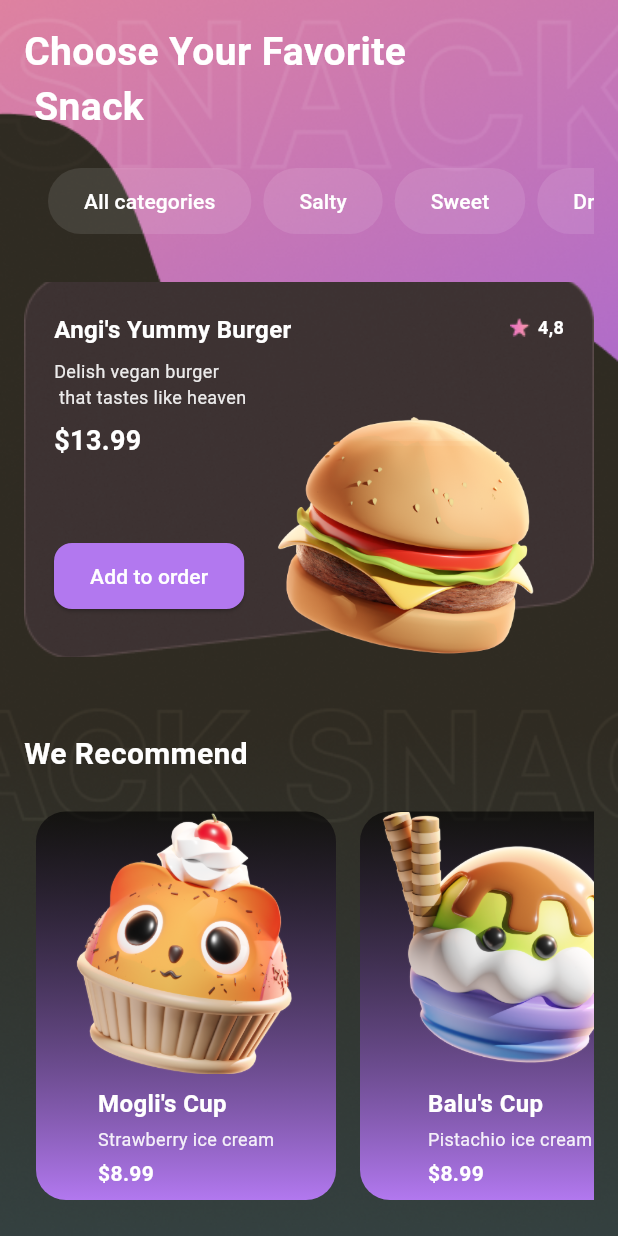
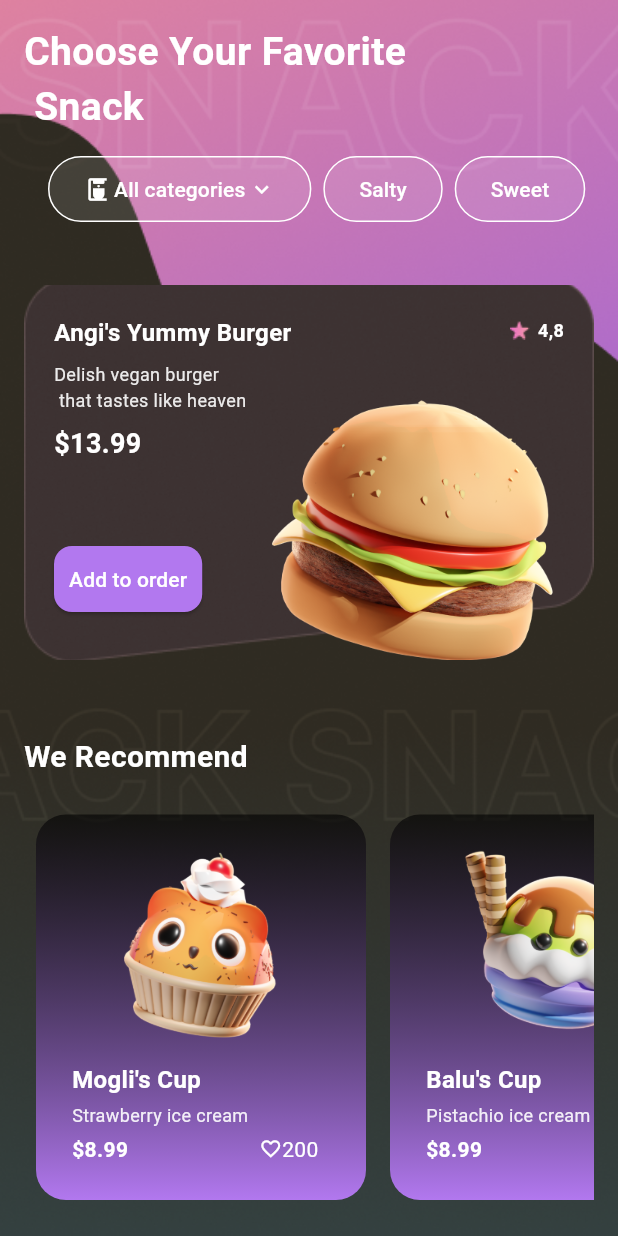
Before and after one commit to Muhannmmad/snack_app, a Flutter app: the HomeScreen screen opened directly, on a phone screen of 412 x 824 dp. Run offline on Flutter 3.47's test engine with Material 3 defaults, Android fonts, the phone set to English and light mode, and no system bars.

Commit message:
arrangements in card view

```diff
--- a/lib/Home_screen.dart
+++ b/lib/Home_screen.dart
@@ -19,7 +19,8 @@ class HomeScreen extends StatelessWidget {
               child: Column(
                 crossAxisAlignment: CrossAxisAlignment.start,
                 children: [
-                  Text(
+                  SizedBox(
+                    child: Text(
                       "Choose Your Favorite \n Snack",
                       style: TextStyle(
                         fontSize: 26,
@@ -27,25 +28,75 @@ class HomeScreen extends StatelessWidget {
                         color: Colors.white,
                       ),
                     ),
-                  SizedBox(height: 20),
+                  ),
+                  SizedBox(height: 12),
                   SingleChildScrollView(
                     scrollDirection: Axis.horizontal,
                     child: Padding(
                       padding: const EdgeInsets.symmetric(horizontal: 16.0),
                       child: Row(
                         children: [
-                          categoryButton("All categories"),
+                          TextButton(
+                            onPressed: () {},
+                            style: TextButton.styleFrom(
+                              backgroundColor: Colors.white.withOpacity(0.1),
+                              padding: EdgeInsets.symmetric(
+                                  horizontal: 24, vertical: 12),
+                              foregroundColor: Colors.white,
+                              side: BorderSide(color: Colors.white),
+                            ),
+                            child: Row(
+                              children: [
+                                Icon(Icons.coffee_maker, color: Colors.white),
+                                SizedBox(width: 2),
+                                Text('All categories'),
+                                SizedBox(width: 2),
+                                Icon(Icons.keyboard_arrow_down,
+                                    color: Colors.white),
+                              ],
+                            ),
+                          ),
                           SizedBox(width: 8),
-                          categoryButton("Salty"),
+                          TextButton(
+                            onPressed: () {},
+                            style: TextButton.styleFrom(
+                              backgroundColor: Colors.white.withOpacity(0.1),
+                              padding: EdgeInsets.symmetric(
+                                  horizontal: 24, vertical: 12),
+                              foregroundColor: Colors.white,
+                              side: BorderSide(color: Colors.white),
+                            ),
+                            child: Text('Salty'),
+                          ),
                           SizedBox(width: 8),
-                          categoryButton("Sweet"),
+                          TextButton(
+                            onPressed: () {},
+                            style: TextButton.styleFrom(
+                              backgroundColor: Colors.white.withOpacity(0.1),
+                              padding: EdgeInsets.symmetric(
+                                  horizontal: 24, vertical: 12),
+                              foregroundColor: Colors.white,
+                              side: BorderSide(color: Colors.white),
+                            ),
+                            child: Text('Sweet'),
+                          ),
                           SizedBox(width: 8),
-                          categoryButton("Drinks"),
+                          TextButton(
+                            onPressed: () {},
+                            style: TextButton.styleFrom(
+                              backgroundColor: Colors.white.withOpacity(0.1),
+                              padding: EdgeInsets.symmetric(
+                                  horizontal: 24, vertical: 12),
+                              foregroundColor: Colors.white,
+                              side: BorderSide(color: Colors.white),
+                            ),
+                            child: Text('Drinks'),
+                          ),
                         ],
                       ),
                     ),
                   ),
-                  SizedBox(height: 30),
+                  SizedBox(height: 40),
                   Center(
                     child: Stack(
                       children: [
@@ -93,11 +144,11 @@ class HomeScreen extends StatelessWidget {
                           ),
                         ),
                         Positioned(
-                          bottom: -20,
-                          right: 20,
+                          bottom: -25,
+                          right: 5,
                           child: Image.asset(
                             'assets/grafiken/Burger_3D.png',
-                            height: 200,
+                            height: 220,
                             fit: BoxFit.contain,
                           ),
                         ),
@@ -114,7 +165,7 @@ class HomeScreen extends StatelessWidget {
                                 borderRadius: BorderRadius.circular(12),
                               ),
                               padding: EdgeInsets.symmetric(
-                                  horizontal: 24, vertical: 12),
+                                  horizontal: 10, vertical: 12),
                             ),
                             child: Text('Add to order'),
                           ),
@@ -154,7 +205,6 @@ class HomeScreen extends StatelessWidget {
                     ),
                   ),
                   SizedBox(height: 16),
-                  // Horizontal Scrolling List of Snack Cards
                   Expanded(
                     child: ListView.builder(
                       scrollDirection: Axis.horizontal,
@@ -177,18 +227,6 @@ class HomeScreen extends StatelessWidget {
     );
   }
 
-  Widget categoryButton(String text) {
-    return TextButton(
-      onPressed: () {},
-      style: TextButton.styleFrom(
-        backgroundColor: Colors.white.withOpacity(0.1),
-        padding: EdgeInsets.symmetric(horizontal: 24, vertical: 12),
-        foregroundColor: Colors.white,
-      ),
-      child: Text(text),
-    );
-  }
-
   Widget snackCard(BuildContext context, SnackItem snack) {
     return GestureDetector(
       onTap: () {
@@ -202,8 +240,8 @@ class HomeScreen extends StatelessWidget {
         );
       },
       child: Container(
-        width: 200,
-        height: 400,
+        width: 220,
+        height: 500,
         decoration: BoxDecoration(
           borderRadius: BorderRadius.circular(20),
           gradient: LinearGradient(
@@ -215,21 +253,23 @@ class HomeScreen extends StatelessWidget {
             end: Alignment.bottomCenter,
           ),
         ),
+        child: Padding(
+          padding: const EdgeInsets.all(16.0),
           child: Column(
             children: [
               Expanded(
                 child: Container(
                   decoration: BoxDecoration(
-                  borderRadius: BorderRadius.vertical(top: Radius.circular(16)),
+                    borderRadius:
+                        BorderRadius.vertical(top: Radius.circular(16)),
                     image: DecorationImage(
                       image: AssetImage(snack.imagePath),
-                    fit: BoxFit.cover,
                     ),
                   ),
                 ),
               ),
               Padding(
-              padding: const EdgeInsets.all(8.0),
+                padding: EdgeInsets.all(8.0),
                 child: Column(
                   crossAxisAlignment: CrossAxisAlignment.start,
                   children: [
@@ -251,7 +291,11 @@ class HomeScreen extends StatelessWidget {
                       ),
                     ),
                     SizedBox(height: 4),
-                  Text(
+                    Row(
+                      children: [
+                        SizedBox(
+                          width: 125,
+                          child: Text(
                             snack.price,
                             style: TextStyle(
                               fontSize: 14,
@@ -259,10 +303,29 @@ class HomeScreen extends StatelessWidget {
                               color: Colors.white,
                             ),
                           ),
+                        ),
+                        Icon(
+                          Icons.favorite_border,
+                          color: Colors.white,
+                          size: 15,
+                        ),
+                        SizedBox(
+                          width: 30,
+                          child: Text(
+                            snack.likes,
+                            style: TextStyle(
+                              fontSize: 14,
+                              color: Colors.white,
+                            ),
+                          ),
+                        )
+                      ],
+                    ),
                   ],
                 ),
               ),
             ],
+          ),
         ),
       ),
     );
@@ -283,7 +346,9 @@ class HomeScreen extends StatelessWidget {
             Column(
               mainAxisSize: MainAxisSize.min,
               children: [
-                Container(
+                Positioned(
+                  right: 10,
+                  child: Container(
                     decoration: BoxDecoration(
                       shape: BoxShape.circle,
                       color: Colors.grey.withOpacity(0.2),
@@ -295,6 +360,7 @@ class HomeScreen extends StatelessWidget {
                       onPressed: () {
                         Navigator.of(parentContext).pop();
                       },
+                    ),
                   ),
                 ),
                 Image.asset(
```
Lines whose indentation alone changed are shown as unchanged.
